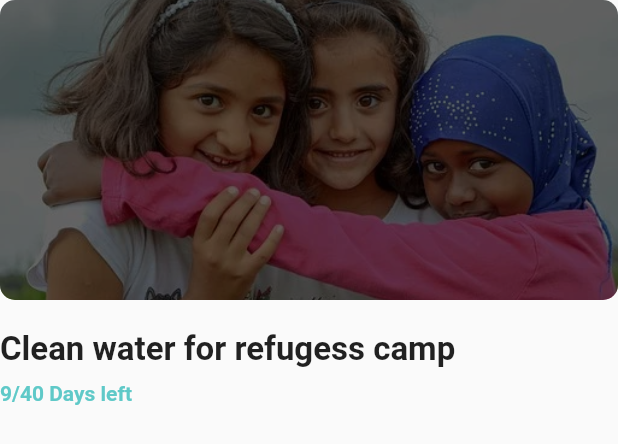
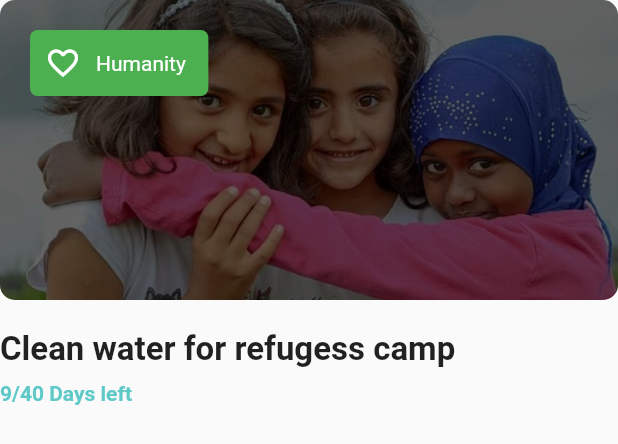
Before and after one commit to vasanth2929/donation-app, a Flutter app: the IssueDetail widget shown alone on an empty page, opened directly with sample values from the repository, on a phone screen of 412 x 824 dp. Shown: the top 444 px of the screen. Run offline on Flutter 3.47's test engine with Material 2 defaults, Android fonts, the phone set to English and light mode, and no system bars; our stand-ins replace get.

Commit message:
update: added category tag

```diff
--- a/lib/controller/donation_controller.dart
+++ b/lib/controller/donation_controller.dart
@@ -1,4 +1,5 @@
 import 'package:donation_app/models/issue_model.dart';
+import 'package:flutter/material.dart';
 import 'package:get/get.dart';
 
 class DonationController extends GetxController {
@@ -10,35 +11,33 @@ class DonationController extends GetxController {
         daysLeft: 9,
         amount: 12.765,
         title: "Clean water for refugess camp",
-        imageUrl: "assets/images/camp.webp"
-        // imageUrl:
-        //     "https://cdn.pixabay.com/photo/2019/01/16/14/16/people-3935983__340.jpg"
-        ),
+        category: 'Humanity',
+        categoryIcon: Icons.favorite_border_outlined,
+        imageUrl: "assets/images/camp.webp"),
     Issue(
       id: "2",
       amount: 17.786,
       daysLeft: 12,
+      categoryIcon: Icons.book,
       imageUrl: "assets/images/education.webp",
-      // imageUrl:
-      //     "https://cdn.pixabay.com/photo/2018/02/07/18/30/people-3137670__340.jpg",
       title: "Help refugee get better education",
+      category: 'Education',
     ),
     Issue(
         id: "3",
+        categoryIcon: Icons.travel_explore,
         daysLeft: 9,
         amount: 202.765,
         title: "Help for bushfire",
-        imageUrl: "assets/images/environment.webp"
-        // imageUrl:
-        //     "https://cdn.pixabay.com/photo/2019/08/25/13/19/fire-4429478__340.jpg"
-        ),
+        category: 'Environment',
+        imageUrl: "assets/images/environment.webp"),
     Issue(
       id: "4",
       amount: 17.786,
+      categoryIcon: Icons.healing_outlined,
       daysLeft: 12,
+      category: 'Health',
       imageUrl: "assets/images/health.webp",
-      // imageUrl:
-      //     "https://cdn.pixabay.com/photo/2015/07/10/21/00/hospital-840135__340.jpg",
       title: "Help for heart transpalent surgery",
     ),
   ].obs;
--- a/lib/models/issue_model.dart
+++ b/lib/models/issue_model.dart
@@ -1,14 +1,20 @@
+import 'package:flutter/material.dart';
+
 class Issue {
   final title;
   final amount;
   final daysLeft;
   final imageUrl;
-  final id ;
+  final id;
+  final category;
+  final IconData categoryIcon;
 
   Issue(
       {required this.title,
       required this.id,
+      required this.category,
       required this.amount,
       required this.daysLeft,
+      required this.categoryIcon,
       required this.imageUrl});
 }
--- a/lib/widgets/detail/issue_detail.dart
+++ b/lib/widgets/detail/issue_detail.dart
@@ -32,6 +32,31 @@ class IssueDetail extends StatelessWidget {
                       color: Colors.black.withOpacity(0.6),
                       borderRadius: BorderRadius.circular(10)),
                   height: 200,
+                )),
+            Positioned(
+                top: 20,
+                left: 20,
+                child: Container(
+                  decoration: BoxDecoration(
+                      color: Colors.green,
+                      borderRadius: BorderRadius.circular(5)),
+                  padding:
+                      EdgeInsets.only(left: 10, right: 15, top: 10, bottom: 10),
+                  child: Row(
+                    children: [
+                      Icon(
+                        issue.categoryIcon,
+                        color: Colors.white,
+                      ),
+                      SizedBox(
+                        width: 10,
+                      ),
+                      Text(
+                        issue.category,
+                        style: TextStyle(color: Colors.white),
+                      )
+                    ],
+                  ),
                 ))
           ],
         ),
```
